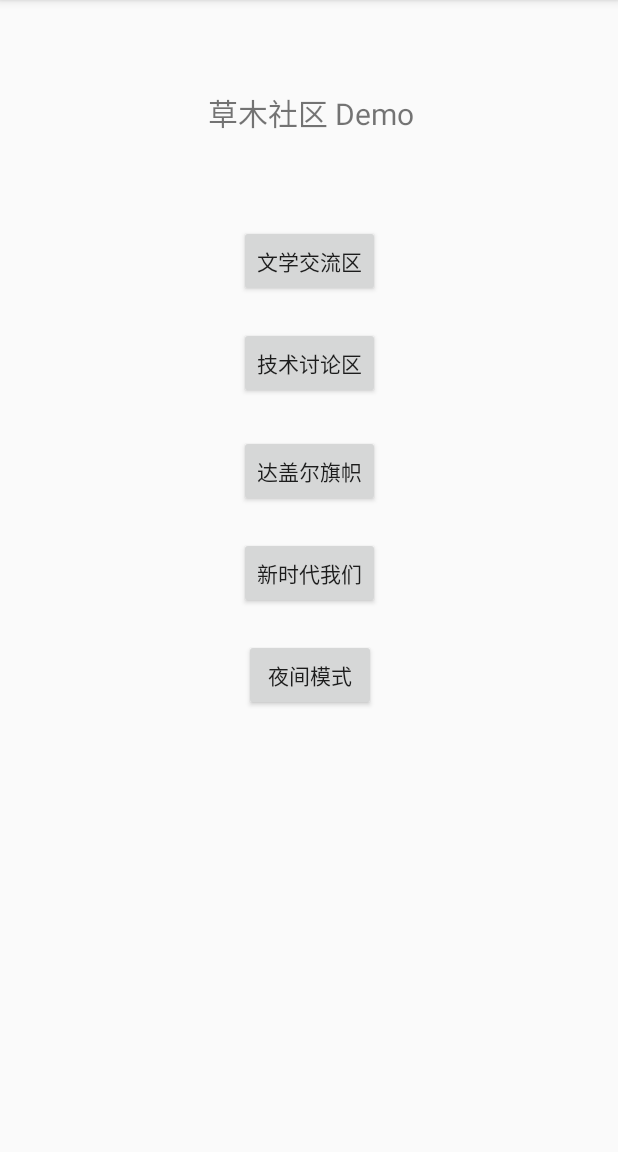
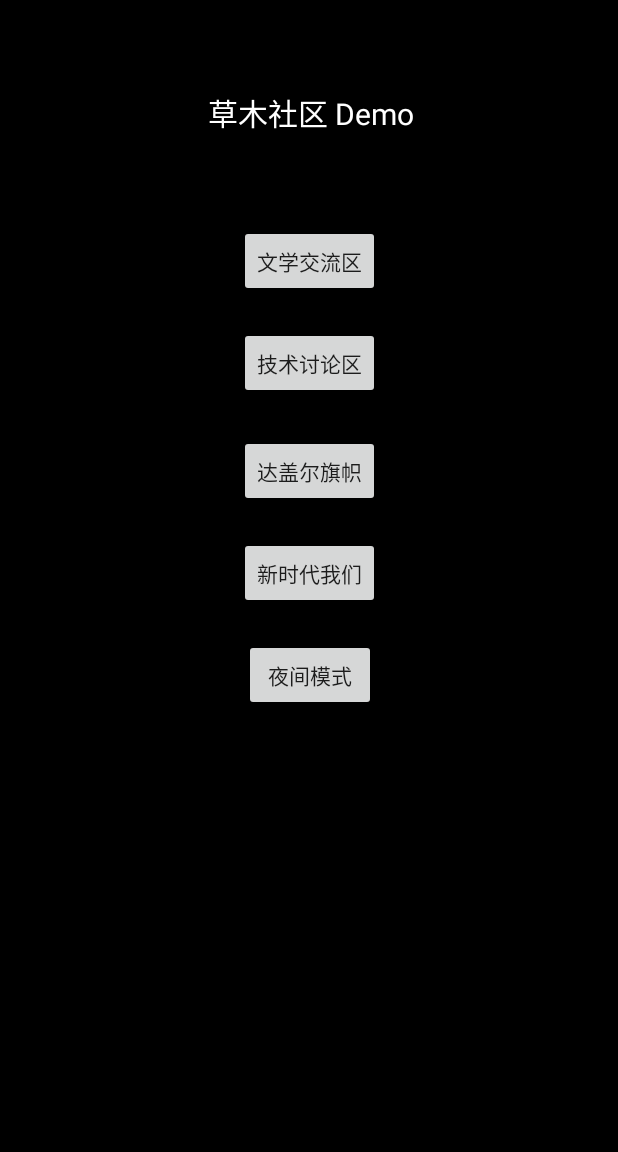
Before and after one commit to senventise/CLReader, an Android app: the MainActivity screen opened directly, with no data from a screen before it, on a phone screen of 412 x 824 dp, the part 84-1236 px from its top. Run offline under Robolectric (Android 15) with nearby library versions, the phone set to English and light mode, and no system bars.

Commit message:
feat: 新增夜间模式
feat(正文): 支持翻页

```diff
--- a/app/src/main/java/com/senventise/clreader/MainActivity.java
+++ b/app/src/main/java/com/senventise/clreader/MainActivity.java
@@ -1,7 +1,6 @@
 package com.senventise.clreader;
 
 import androidx.appcompat.app.AppCompatActivity;
-
 import android.content.Intent;
 import android.content.SharedPreferences;
 import android.os.Bundle;
@@ -9,11 +8,19 @@ import android.view.KeyEvent;
 import android.view.View;
 import android.widget.Toast;
 
+
+
 public class MainActivity extends AppCompatActivity {
+
 
     SharedPreferences pref;
     @Override
     protected void onCreate(Bundle savedInstanceState) {
+        pref = getSharedPreferences("settings", MODE_PRIVATE);
+        boolean isNightMode = pref.getBoolean("night",true);
+        if (isNightMode){
+            setTheme(R.style.AppThemeNight);
+        }
         super.onCreate(savedInstanceState);
         setContentView(R.layout.activity_main);
         pref = getSharedPreferences("settings", MODE_PRIVATE);
@@ -21,6 +28,7 @@ public class MainActivity extends AppCompatActivity {
         if (firstOpen){
             // 第一次打开
             SharedPreferences.Editor editor = getSharedPreferences("settings", MODE_PRIVATE).edit();
+            //初始化各种配置
             editor.putBoolean("firstOpen", false);
             editor.putBoolean("night", false);
             editor.apply();
@@ -85,8 +93,16 @@ public class MainActivity extends AppCompatActivity {
         SharedPreferences.Editor editor = getSharedPreferences("settings", MODE_PRIVATE).edit();
         if (pref.getBoolean("night", false)) {
             editor.putBoolean("night", false);
+            setTheme(R.style.AppTheme);
+            setContentView(R.layout.activity_main);
+            Toast.makeText(getApplicationContext(),"夜间模式已关闭",Toast.LENGTH_SHORT).show();
         }else {
             editor.putBoolean("night", true);
+            setTheme(R.style.AppThemeNight);
+            setContentView(R.layout.activity_main);
+            Toast.makeText(getApplicationContext(),"夜间模式已打开",Toast.LENGTH_SHORT).show();
         }
+        editor.apply();
     }
+
 }
--- a/app/src/main/res/drawable/list_item_touch_background.xml
+++ b/app/src/main/res/drawable/list_item_touch_background.xml
@@ -1,5 +1,5 @@
 <?xml version="1.0" encoding="utf-8"?>
 <ripple xmlns:android="http://schemas.android.com/apk/res/android"
     android:color="#88dddddd">
-    <item android:drawable="@color/pureWhite"/>
+    <item android:drawable="?attr/backgroundColor"/>
 </ripple>
--- a/app/src/main/res/layout/activity_main.xml
+++ b/app/src/main/res/layout/activity_main.xml
@@ -2,6 +2,7 @@
 <androidx.constraintlayout.widget.ConstraintLayout xmlns:android="http://schemas.android.com/apk/res/android"
     xmlns:app="http://schemas.android.com/apk/res-auto"
     xmlns:tools="http://schemas.android.com/tools"
+    android:background="?attr/backgroundColor"
     android:layout_width="match_parent"
     android:layout_height="match_parent"
     tools:context=".MainActivity">
@@ -36,6 +37,7 @@
         android:layout_height="wrap_content"
         android:layout_marginBottom="60dp"
         android:textSize="20sp"
+        android:textColor="?attr/textColor"
         android:text="草木社区 Demo"
         app:layout_constraintBottom_toTopOf="@+id/button"
         app:layout_constraintEnd_toEndOf="@+id/button"
--- a/app/src/main/res/layout/activity_post.xml
+++ b/app/src/main/res/layout/activity_post.xml
@@ -4,6 +4,7 @@
     xmlns:tools="http://schemas.android.com/tools"
     android:layout_width="match_parent"
     android:layout_height="match_parent"
+    android:background="?attr/backgroundColor"
     tools:context=".PostActivity">
 
     <androidx.recyclerview.widget.RecyclerView
--- a/app/src/main/res/layout/activity_post_list.xml
+++ b/app/src/main/res/layout/activity_post_list.xml
@@ -4,6 +4,7 @@
     xmlns:tools="http://schemas.android.com/tools"
     android:layout_width="match_parent"
     android:layout_height="match_parent"
+    android:background="?attr/backgroundColor"
     tools:context=".PostListActivity">
 
     <androidx.recyclerview.widget.RecyclerView
--- a/app/src/main/res/layout/floor_item.xml
+++ b/app/src/main/res/layout/floor_item.xml
@@ -4,6 +4,7 @@
     android:layout_width="match_parent"
     android:layout_marginBottom="10dp"
     android:id="@+id/floor_item"
+    android:background="?attr/backgroundColor"
     android:layout_height="wrap_content">
 
     <androidx.appcompat.widget.LinearLayoutCompat
@@ -12,6 +13,7 @@
         android:layout_height="wrap_content">
 
         <TextView
+            android:textColor="?attr/textColor"
             android:id="@+id/floor_poster"
             android:layout_width="wrap_content"
             android:layout_height="wrap_content"
@@ -20,6 +22,7 @@
             android:textSize="12sp" />
 
         <TextView
+            android:textColor="?attr/textColor"
             android:id="@+id/floor_time"
             android:layout_width="wrap_content"
             android:layout_height="wrap_content"
@@ -30,7 +33,7 @@
     </androidx.appcompat.widget.LinearLayoutCompat>
 
     <TextView
-        android:textColor="@color/pureBlack"
+        android:textColor="?attr/textColor"
         android:id="@+id/floor_content"
         android:textIsSelectable="true"
         android:layout_width="match_parent"
--- a/app/src/main/res/layout/post_item.xml
+++ b/app/src/main/res/layout/post_item.xml
@@ -12,7 +12,7 @@
         android:layout_marginStart="8dp"
         android:textSize="16sp"
         android:id="@+id/post_item_title"
-        android:textColor="@color/pureBlack"
+        android:textColor="?attr/textColor"
         android:layout_width="wrap_content"
         android:layout_height="wrap_content"
         android:text="测试标题测试标题测试标题测试标题"
@@ -26,6 +26,7 @@
         android:orientation="horizontal">
 
         <TextView
+            android:textColor="?attr/textColor"
             android:layout_marginStart="8dp"
             android:textSize="12sp"
             android:id="@+id/post_item_author"
@@ -34,6 +35,7 @@
             android:text="作者" />
 
         <TextView
+            android:textColor="?attr/textColor"
             android:layout_marginStart="8dp"
             android:textSize="12sp"
             android:id="@+id/post_item_time"
@@ -44,7 +46,7 @@
 
     <View
         android:layout_marginTop="10dp"
-        android:background="#88dddddd"
+        android:background="@color/bitGray"
         android:layout_width="match_parent"
         android:layout_height="1dp"></View>
 
--- a/app/src/main/res/values/colors.xml
+++ b/app/src/main/res/values/colors.xml
@@ -3,7 +3,7 @@
     <color name="colorPrimary">#008577</color>
     <color name="colorPrimaryDark">#00574B</color>
     <color name="colorAccent">#D81B60</color>
-    <color name="pureBlack">#000000</color>
-    <color name="pureWhite">#FFFFFF</color>
+    <color name="background">#FFFFFFFF</color>
+    <color name="textColor">#FF000000</color>
     <color name="bitGray">#88dddddd</color>
 </resources>
--- a/app/src/main/res/values/styles.xml
+++ b/app/src/main/res/values/styles.xml
@@ -6,6 +6,17 @@
         <item name="colorPrimary">@color/colorPrimary</item>
         <item name="colorPrimaryDark">@color/colorPrimaryDark</item>
         <item name="colorAccent">@color/colorAccent</item>
+        <item name="textColor">@color/textColor</item>
+        <item name="backgroundColor">@color/background</item>
+    </style>
+
+    <style name="AppThemeNight" parent="Theme.AppCompat.Light.DarkActionBar">
+        <!-- Customize your theme here. -->
+        <item name="colorPrimary">@color/colorPrimary</item>
+        <item name="colorPrimaryDark">@color/colorPrimaryDark</item>
+        <item name="colorAccent">@color/colorAccent</item>
+        <item name="textColor">@color/background</item>
+        <item name="backgroundColor">@color/textColor</item>
     </style>
 
 </resources>
```
Also changed, not shown: app/build.gradle (+4 -4 lines), app/src/main/java/com/senventise/clreader/Post.java (+28 -12 lines), app/src/main/java/com/senventise/clreader/PostActivity.java (+70 -10 lines), app/src/main/java/com/senventise/clreader/PostListActivity.java (+11 -4 lines).
